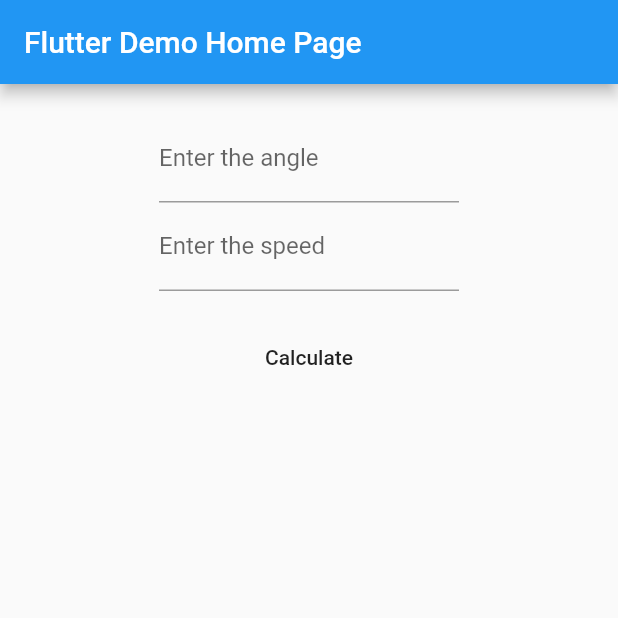
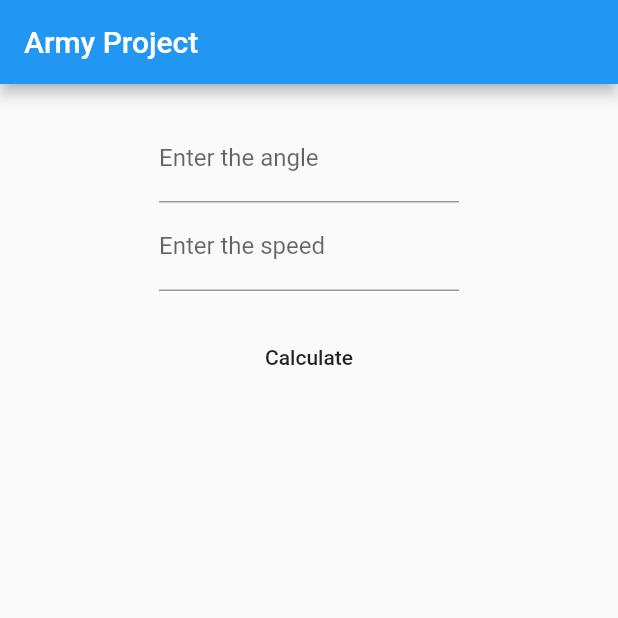
Before and after one commit to LTheCoder/ArmyProject, a Flutter app: the screen it shows after launch, on a phone screen of 412 x 824 dp, the top half of it. Run offline on Flutter 3.47's test engine with Material 2 defaults, Android fonts, the phone set to English and light mode, and no system bars.

Commit message:
titles changed

```diff
--- a/lib/main.dart
+++ b/lib/main.dart
@@ -13,12 +13,12 @@ class MyApp extends StatelessWidget {
   @override
   Widget build(BuildContext context) {
     return MaterialApp(
-      title: 'Flutter Demo',
+      title: 'Army Project',
       theme: ThemeData(
         // is not restarted.
         primarySwatch: Colors.blue,
       ),
-      home: const MyHomePage(title: 'Flutter Demo Home Page'),
+      home: const MyHomePage(title: 'Army Project'),
     );
   }
 }
```
